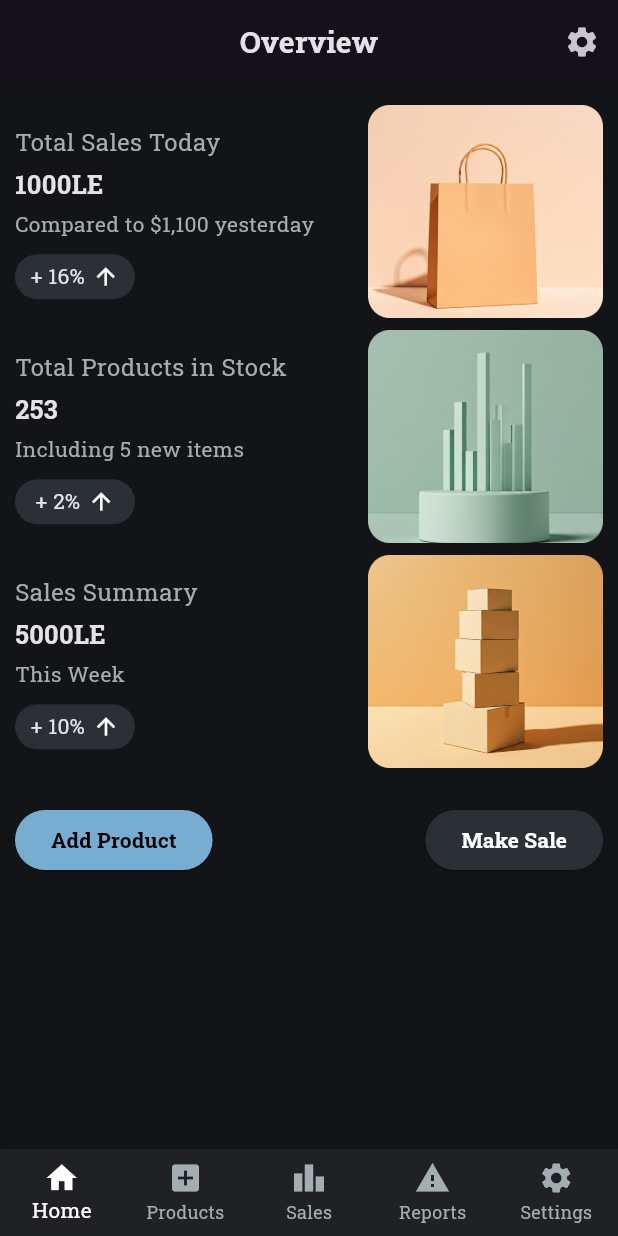
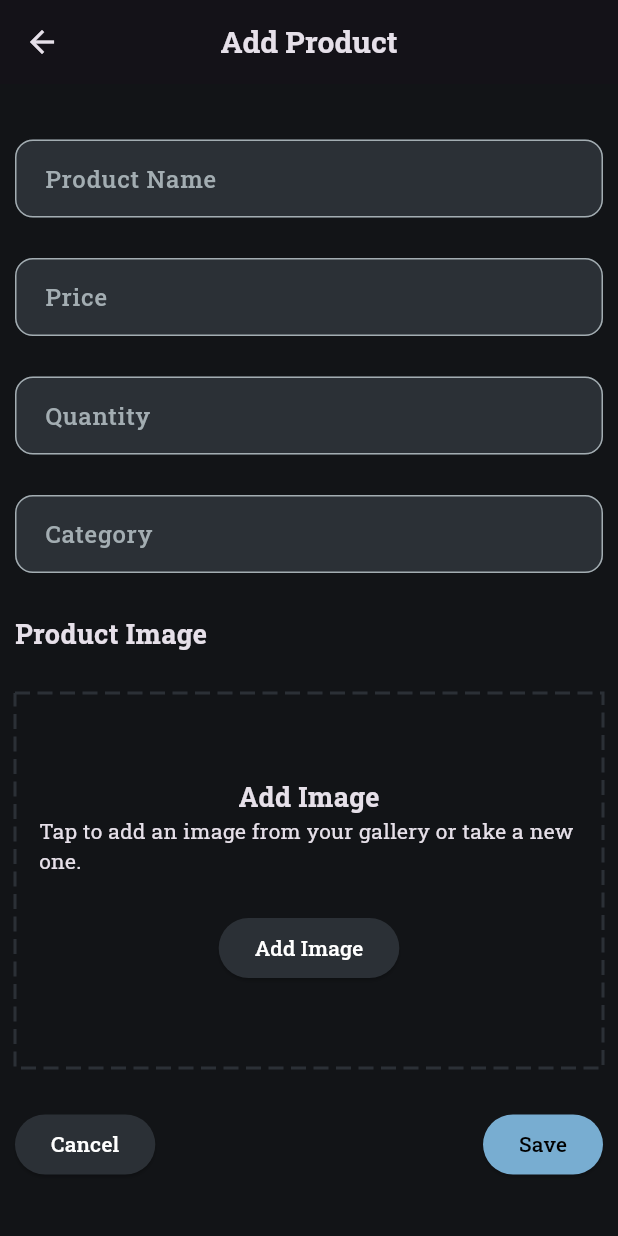
Before and after one commit to amrelmaadawy/shop_management, a Flutter app: the screen it shows after launch, after a tap on "Add Product", on a phone screen of 412 x 824 dp. Run offline on Flutter 3.47's test engine with Material 3 defaults, Android fonts, the phone set to English and light mode, and no system bars; drawn by our look-alikes of dotted_border.

Commit message:
finish add product

```diff
--- a/lib/features/home/ui/widgets/home_buttons.dart
+++ b/lib/features/home/ui/widgets/home_buttons.dart
@@ -1,6 +1,7 @@
 
 import 'package:flutter/material.dart';
 import 'package:small_managements/core/utils/app_colors.dart';
+import 'package:small_managements/features/products/ui/add_product.dart';
 import 'package:small_managements/generated/l10n.dart';
 
 class HomeButtons extends StatelessWidget {
@@ -17,7 +18,10 @@ class HomeButtons extends StatelessWidget {
           style: ElevatedButton.styleFrom(
             backgroundColor: AppColors.kAddProductButtonColor,
           ),
-          onPressed: () {},
+          onPressed: () { Navigator.push(
+            context,
+            MaterialPageRoute(builder: (context) => AddProduct()),
+          );},
           child: Text(
             S.of(context).addProduct,
             style: TextStyle(
--- /dev/null
+++ b/lib/features/products/ui/add_product.dart
@@ -0,0 +1,140 @@
+import 'package:dotted_border/dotted_border.dart';
+import 'package:flutter/material.dart';
+import 'package:small_managements/core/utils/app_colors.dart';
+import 'package:small_managements/features/products/ui/widgets/custom_text_form_field.dart';
+import 'package:small_managements/generated/l10n.dart';
+
+class AddProduct extends StatelessWidget {
+  const AddProduct({super.key});
+
+  @override
+  Widget build(BuildContext context) {
+    TextEditingController productNameController = TextEditingController();
+    TextEditingController priceController = TextEditingController();
+    TextEditingController quantityController = TextEditingController();
+    List<String> categories = ['cups', 'dishies'];
+    return Scaffold(
+      appBar: AppBar(
+        title: Text(
+          S.of(context).addProduct,
+          style: TextStyle(fontWeight: FontWeight.bold, fontSize: 20),
+        ),
+        centerTitle: true,
+      ),
+      body: SafeArea(
+        child: Padding(
+          padding: const EdgeInsets.all(10.0),
+          child: Column(
+            crossAxisAlignment: CrossAxisAlignment.start,
+            mainAxisAlignment: MainAxisAlignment.spaceEvenly,
+            children: [
+              CustomTextFormField(
+                controller: productNameController,
+                keyboardType: TextInputType.text,
+                labelText: S.of(context).productName,
+              ),
+              CustomTextFormField(
+                controller: priceController,
+                keyboardType: TextInputType.number,
+                labelText: S.of(context).price,
+              ),
+              CustomTextFormField(
+                controller: quantityController,
+                keyboardType: TextInputType.number,
+                labelText: S.of(context).quantity,
+              ),
+              GestureDetector(
+                onTap: () async {
+                  await showMenu<String>(
+                    context: context,
+                    position: RelativeRect.fromLTRB(100, 300, 100, 100),
+                    items: categories
+                        .map((e) => PopupMenuItem(value: e, child: Text(e)))
+                        .toList(),
+                  );
+                },
+                child: AbsorbPointer(
+                  child: CustomTextFormField(
+                    controller: quantityController,
+                    keyboardType: TextInputType.number,
+                    labelText: S.of(context).category,
+                  ),
+                ),
+              ),
+              Text(
+                S.of(context).productImage,
+                style: TextStyle(fontSize: 18, fontWeight: FontWeight.bold),
+              ),
+              SizedBox(
+                width: MediaQuery.of(context).size.width,
+                height: 250,
+                child: DottedBorder(
+                  options: RectDottedBorderOptions(
+                    color: AppColors.kIncreaseContainerColor,
+                    dashPattern: [10, 5],
+                    strokeWidth: 2,
+                    padding: EdgeInsets.all(16),
+                  ),
+                  child: Column(
+                    mainAxisAlignment: MainAxisAlignment.spaceAround,
+                    crossAxisAlignment: CrossAxisAlignment.center,
+                    children: [
+                      SizedBox(height: 40),
+                      Text(
+                        S.of(context).addImage,
+                        style: TextStyle(
+                          fontSize: 18,
+                          fontWeight: FontWeight.bold,
+                        ),
+                      ),
+                      Text(S.of(context).tapToAdd),
+                      SizedBox(height: 24),
+
+                      ElevatedButton(
+                        style: ElevatedButton.styleFrom(
+                          backgroundColor: AppColors.kIncreaseContainerColor,
+                        ),
+                        onPressed: () {},
+                        child: Text(
+                          S.of(context).addImage,
+                          style: TextStyle(color: Colors.white),
+                        ),
+                      ),
+                      SizedBox(height: 40),
+                    ],
+                  ),
+                ),
+              ),
+              Row(
+                mainAxisAlignment: MainAxisAlignment.spaceBetween,
+                children: [
+                  ElevatedButton(
+                    style: ElevatedButton.styleFrom(
+                      backgroundColor: AppColors.kIncreaseContainerColor,
+                    ),
+                    onPressed: () {},
+                    child: Text(
+                      S.of(context).cancel,
+                      style: TextStyle(color: Colors.white),
+                    ),
+                  ),
+
+                  ElevatedButton(
+                    style: ElevatedButton.styleFrom(
+                      backgroundColor: AppColors.kAddProductButtonColor,
+                    ),
+                    onPressed: () {},
+                    child: Text(
+                      S.of(context).save,
+                      style: TextStyle(color: Colors.black),
+                    ),
+                  ),
+                ],
+              ),
+            ],
+          ),
+        ),
+      ),
+    );
+  }
+}
--- a/lib/features/products/ui/products_view.dart
+++ b/lib/features/products/ui/products_view.dart
@@ -1,5 +1,6 @@
 import 'package:flutter/material.dart';
 import 'package:small_managements/core/utils/app_colors.dart';
+import 'package:small_managements/features/products/ui/add_product.dart';
 import 'package:small_managements/features/products/ui/widgets/custom_product_container.dart';
 import 'package:small_managements/features/products/ui/widgets/custom_text_form_field.dart';
 import 'package:small_managements/features/products/ui/widgets/product_item.dart';
@@ -14,7 +15,12 @@ class ProductsView extends StatelessWidget {
     return Scaffold(
       floatingActionButton: FloatingActionButton(
         backgroundColor: AppColors.kAddProductButtonColor,
-        onPressed: () {},
+        onPressed: () {
+          Navigator.push(
+            context,
+            MaterialPageRoute(builder: (context) => AddProduct()),
+          );
+        },
         child: Icon(Icons.add, color: Colors.black),
       ),
       body: SafeArea(
@@ -24,7 +30,7 @@ class ProductsView extends StatelessWidget {
             children: [
               Text(
                 S.of(context).products,
-                style: TextStyle(fontSize: 23, fontWeight: FontWeight.bold),
+                style: TextStyle(fontSize: 20, fontWeight: FontWeight.bold),
               ),
               SizedBox(height: 10),
               CustomTextFormField(
--- a/lib/l10n/intl_en.arb
+++ b/lib/l10n/intl_en.arb
@@ -41,5 +41,19 @@
     "price":"Price",
     "@price": {},
     "stock":"Stock",
-    "@stock": {}
+    "@stock": {},
+    "productName":"Product Name",
+    "@productName": {},
+    "quantity":"Quantity",
+    "@quantity": {},
+     "productImage":"Product Image",
+    "@productImage": {},
+     "addImage":"Add Image",
+    "@addImage": {},
+     "tapToAdd":"Tap to add an image from your gallery or take a new one.",
+    "@tapToAdd": {},
+     "save":"Save",
+    "@save": {},
+     "cancel":"Cancel",
+    "@cancel": {}
 }
--- a/pubspec.yaml
+++ b/pubspec.yaml
@@ -29,10 +29,11 @@ environment:
 # versions available, run `flutter pub outdated`.
 dependencies:
   cupertino_icons: ^1.0.8
+  dotted_border: ^3.1.0
   flutter:
     sdk: flutter
   flutter_localizations:
-        sdk: flutter
+    sdk: flutter
   intl: ^0.20.2
 
 dev_dependencies:
```
Also changed, not shown: lib/generated/intl/messages_en.dart, lib/generated/l10n.dart, pubspec.lock.
